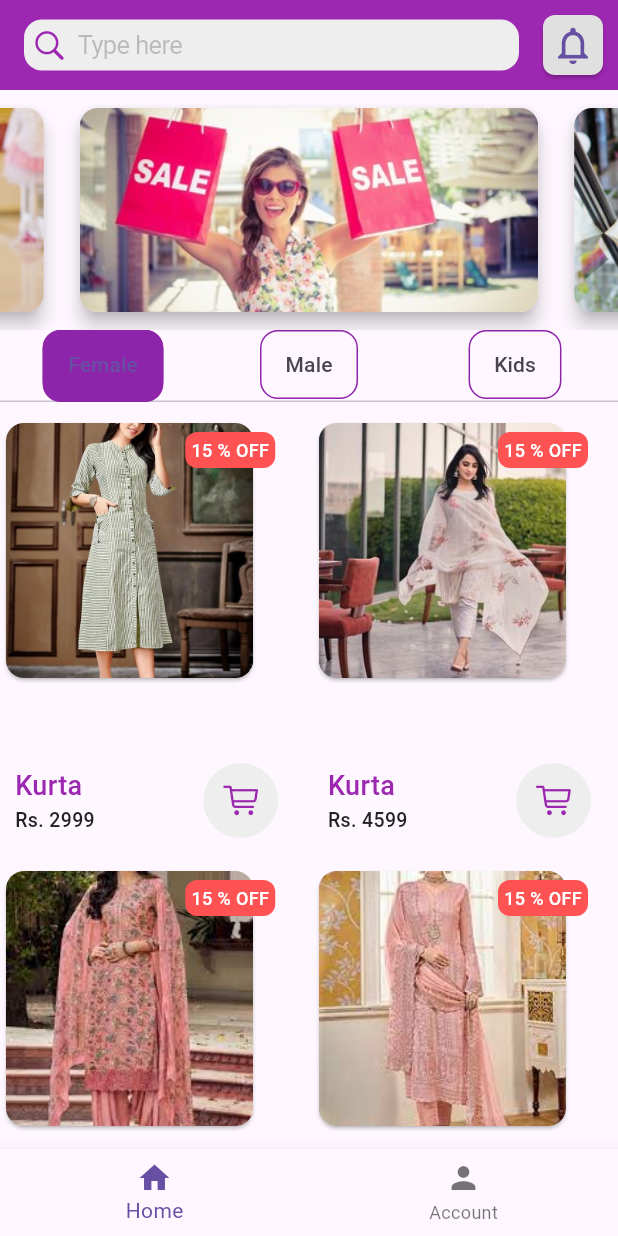
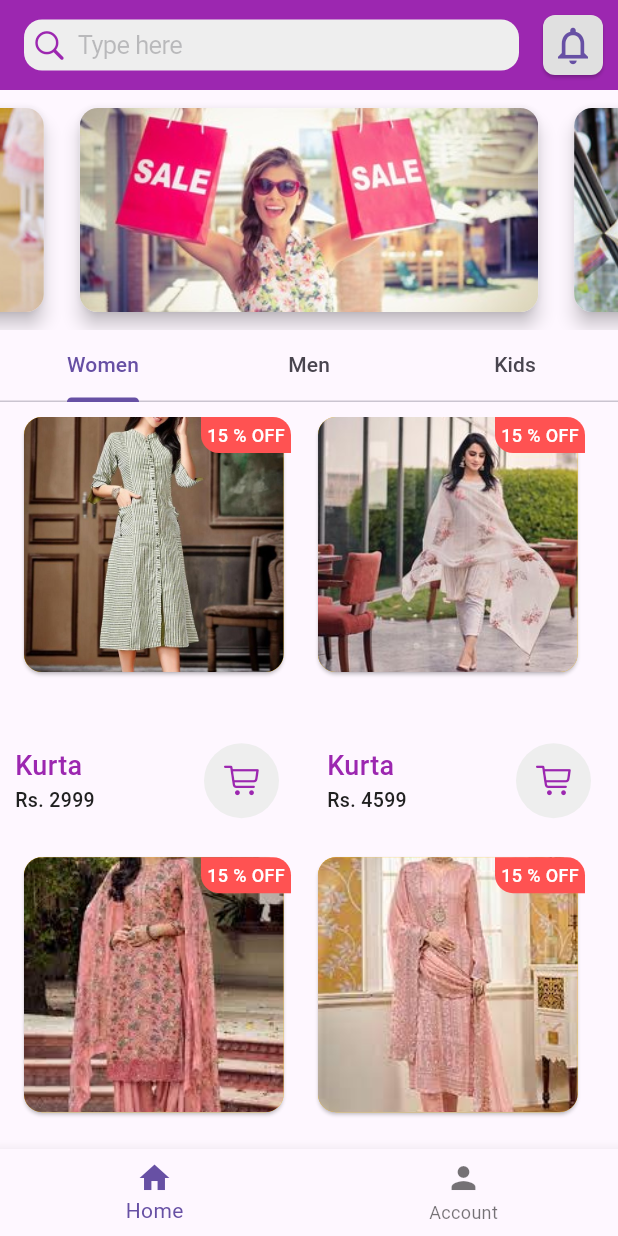
Before and after one commit to suhailthakrani/suit_up, a Flutter app: the screen it shows after launch, on a phone screen of 412 x 824 dp. Run offline on Flutter 3.47's test engine with Material 2 defaults, Android fonts, the phone set to English and light mode, and no system bars; drawn by our look-alikes of carousel_slider; our stand-ins replace get, shared_preferences.

Commit message:
Beautifies Homescreen !!

```diff
--- a/lib/screens/home/components/products_widget.dart
+++ b/lib/screens/home/components/products_widget.dart
@@ -21,37 +21,44 @@ class ProductsWidget extends StatelessWidget {
       gridDelegate: const SliverGridDelegateWithFixedCrossAxisCount(
         crossAxisCount: 2,
         childAspectRatio: 0.7,
-        crossAxisSpacing: 5,
-        mainAxisSpacing: 8,
+        crossAxisSpacing: 4,
+        mainAxisSpacing: 2,
       ),
       itemBuilder: (context, index) {
         return Stack(
           children: [
             InkWell(
               onTap: () {
+                print(index);
                 print(productsModel.products[index].imageUrl);
               },
               child: Card(
+                color: Colors.amber,
+                margin: index % 2 == 0
+                    ? EdgeInsets.only(left: 16)
+                    : EdgeInsets.only(right: 10, left: 4),
                 child: ClipRRect(
                   borderRadius: BorderRadius.circular(12),
                   child: Image.asset(
                     productsModel.products[index].imageUrl ?? '',
                     height: 170,
-                    width: MediaQuery.of(context).size.width * 0.4,
+                    width: MediaQuery.of(context).size.width * 0.42,
                     fit: BoxFit.cover,
                   ),
                 ),
               ),
             ),
             Positioned(
-                top: 10,
-                right: 20,
+              right: index % 2 == 0 ? 10 : 22,
               child: Container(
                 alignment: Alignment.center,
                 height: 24,
                 width: 60,
-                  decoration: BoxDecoration(
-                    borderRadius: BorderRadius.circular(8),
+                decoration: const BoxDecoration(
+                  borderRadius: BorderRadius.only(
+                    bottomLeft: Radius.circular(12),
+                    topRight: Radius.circular(12),
+                  ),
                   color: Colors.redAccent,
                 ),
                 child: CustomText(
@@ -60,9 +67,10 @@ class ProductsWidget extends StatelessWidget {
                   fontWeight: FontWeight.w500,
                   fontSize: 12,
                 ),
-                )),
+              ),
+            ),
             Positioned(
-              bottom: 10,
+              bottom: 24,
               right: 10,
               left: 10,
               child: Row(
--- a/lib/screens/home/home_screen.dart
+++ b/lib/screens/home/home_screen.dart
@@ -98,55 +98,19 @@ class _HomeScreenState extends State<HomeScreen> with TickerProviderStateMixin {
             TabBar(
               physics: const BouncingScrollPhysics(),
               controller: _tabBarController,
-              indicator: BoxDecoration(
-                borderRadius: BorderRadius.circular(12),
-                color: Colors.purple.shade600,
-              ),
-              tabs: [
+              // indicator: BoxDecoration(
+              //   borderRadius: BorderRadius.circular(12),
+              //   color: Colors.purple.shade600,
+              // ),
+              tabs: const [
                 Tab(
-                  child: Container(
-                    padding: const EdgeInsets.symmetric(
-                      horizontal: 16,
-                      vertical: 12,
-                    ),
-                    decoration: BoxDecoration(
-                      borderRadius: BorderRadius.circular(12),
-                      border: Border.all(
-                        color: Colors.purple.shade600,
-                      ),
-                    ),
-                    child: Text("Female"),
-                  ),
+                  child: const Text("Women"),
                 ),
                 Tab(
-                  child: Container(
-                    padding: const EdgeInsets.symmetric(
-                      horizontal: 16,
-                      vertical: 12,
-                    ),
-                    decoration: BoxDecoration(
-                      borderRadius: BorderRadius.circular(12),
-                      border: Border.all(
-                        color: Colors.purple.shade600,
-                      ),
-                    ),
-                    child: Text("Male"),
-                  ),
+                  child: const Text("Men"),
                 ),
                 Tab(
-                  child: Container(
-                    padding: const EdgeInsets.symmetric(
-                      horizontal: 16,
-                      vertical: 12,
-                    ),
-                    decoration: BoxDecoration(
-                      borderRadius: BorderRadius.circular(12),
-                      border: Border.all(
-                        color: Colors.purple.shade600,
-                      ),
-                    ),
-                    child: Text("Kids"),
-                  ),
+                  child: const Text("Kids"),
                 ),
               ],
             ),
```
Lines whose indentation alone changed are shown as unchanged.
